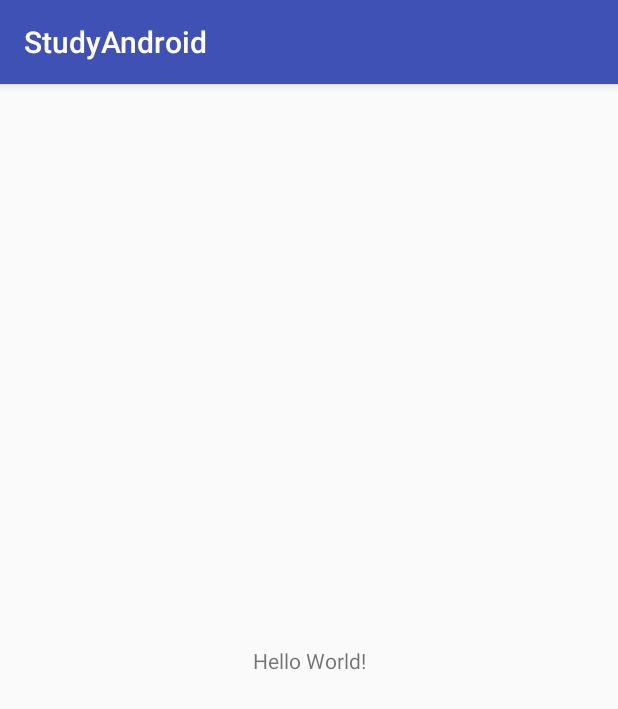
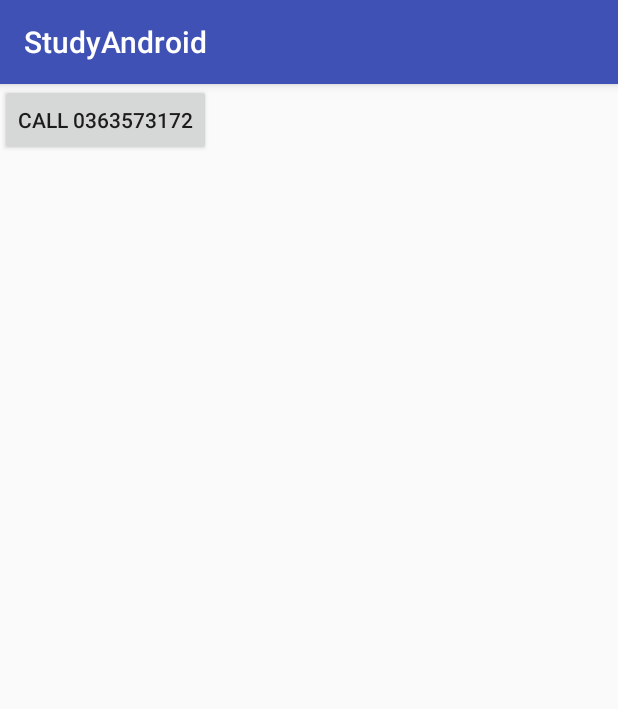
Before and after one commit to thanglv1302/Study-Android, an Android app: the screen it shows after launch (MainActivity), on a phone screen of 412 x 824 dp. Shown: the top 709 px of the screen. Run offline under Robolectric (Android 15) with nearby library versions, the phone set to English and light mode, and no system bars.

Commit message:
implement call phone for OS android

```diff
--- a/app/src/main/AndroidManifest.xml
+++ b/app/src/main/AndroidManifest.xml
@@ -2,6 +2,7 @@
 <manifest xmlns:android="http://schemas.android.com/apk/res/android"
     package="com.example.levietthang.studyandroid">
 
+    <uses-permission android:name="android.permission.CALL_PHONE" />
     <application
         android:allowBackup="true"
         android:icon="@mipmap/ic_launcher"
--- a/app/src/main/java/com/example/levietthang/studyandroid/MainActivity.java
+++ b/app/src/main/java/com/example/levietthang/studyandroid/MainActivity.java
@@ -1,13 +1,36 @@
 package com.example.levietthang.studyandroid;
 
+import android.Manifest;
+import android.content.Intent;
+import android.content.pm.PackageManager;
+import android.net.Uri;
+import android.support.v4.app.ActivityCompat;
 import android.support.v7.app.AppCompatActivity;
 import android.os.Bundle;
+import android.view.View;
+import android.widget.Button;
 
 public class MainActivity extends AppCompatActivity {
 
+    private Button button;
     @Override
     protected void onCreate(Bundle savedInstanceState) {
         super.onCreate(savedInstanceState);
         setContentView(R.layout.activity_main);
+        button = (Button) findViewById(R.id.buttonCall);
+
+        button.setOnClickListener(new View.OnClickListener() {
+            @Override
+            public void onClick(View v) {
+                Intent callIntent = new Intent(Intent.ACTION_CALL);
+                callIntent.setData(Uri.parse("tel:0363573172"));
+
+                if(ActivityCompat.checkSelfPermission(MainActivity.this,
+                        Manifest.permission.CALL_PHONE) != PackageManager.PERMISSION_GRANTED){
+                    return;
+                }
+                startActivity(callIntent);
+            }
+        });
     }
 }
--- a/app/src/main/res/layout/activity_main.xml
+++ b/app/src/main/res/layout/activity_main.xml
@@ -1,18 +1,16 @@
 <?xml version="1.0" encoding="utf-8"?>
-<android.support.constraint.ConstraintLayout xmlns:android="http://schemas.android.com/apk/res/android"
-    xmlns:app="http://schemas.android.com/apk/res-auto"
-    xmlns:tools="http://schemas.android.com/tools"
+<LinearLayout xmlns:android="http://schemas.android.com/apk/res/android"
     android:layout_width="match_parent"
     android:layout_height="match_parent"
-    tools:context=".MainActivity">
+    android:orientation="vertical">
 
-    <TextView
+    <Button
+    android:id="@+id/buttonCall"
         android:layout_width="wrap_content"
         android:layout_height="wrap_content"
-        android:text="Hello World!"
-        app:layout_constraintBottom_toBottomOf="parent"
-        app:layout_constraintLeft_toLeftOf="parent"
-        app:layout_constraintRight_toRightOf="parent"
-        app:layout_constraintTop_toTopOf="parent" />
+        android:text="call 0363573172"
+        />
 
-</android.support.constraint.ConstraintLayout>
+
+
+</LinearLayout>
```
